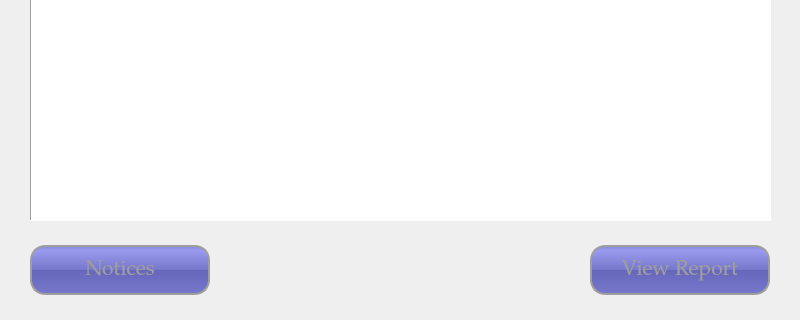
Old version of the form UI/MemberMainPageUI.ui in the repository tural777/FinalProject; both pictures show x 0 to 800 and y 280 to 600 of the 800 by 600 pixel window.
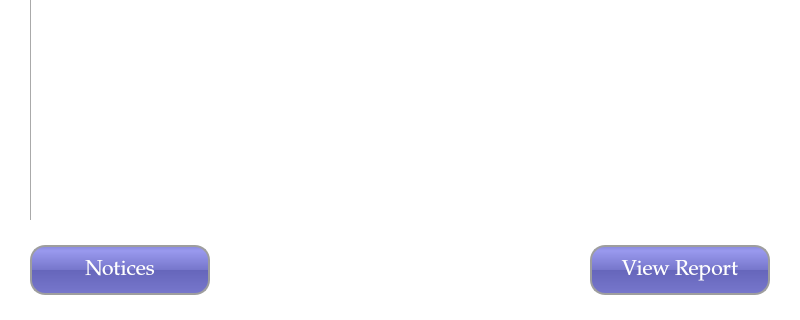
New version of the form.

What changed in the file:
```diff
--- a/UI/MemberMainPageUI.ui
+++ b/UI/MemberMainPageUI.ui
@@ -31,6 +31,9 @@
   <property name="windowTitle">
    <string>Term Spors Complex</string>
   </property>
+  <property name="styleSheet">
+   <string notr="true">background-color: rgb(255, 255, 255);</string>
+  </property>
   <widget class="QLabel" name="lbl_title">
    <property name="geometry">
     <rect>
@@ -92,7 +95,7 @@
 	border: 2px solid #9E9E9E;
 	border-radius: 15px;
 	background-color: QLinearGradient( x1: 0, y1: 0, x2: 0, y2: 1, stop: 0 #88d, stop: 0.1 #99e, stop: 0.49 #77c, stop: 0.5 #66b, stop: 1 #77c);
-	color: #9E9E9E;
+	color: #FFFFFF;
 }
 QPushButton:hover{
 	color: #FFFFFF;
@@ -133,7 +136,7 @@
 	border: 2px solid #9E9E9E;
 	border-radius: 15px;
 	background-color: QLinearGradient( x1: 0, y1: 0, x2: 0, y2: 1, stop: 0 #88d, stop: 0.1 #99e, stop: 0.49 #77c, stop: 0.5 #66b, stop: 1 #77c);
-	color: #9E9E9E;
+	color: #FFFFFF;
 }
 QPushButton:hover{
 	color: #FFFFFF;
```
Left out of the diff: 4 changed lines with no effect on the pictures.
